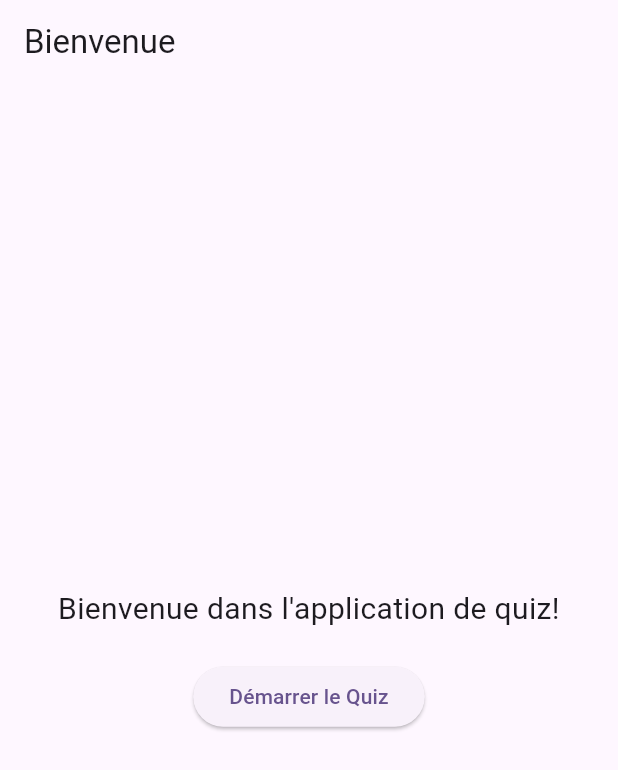
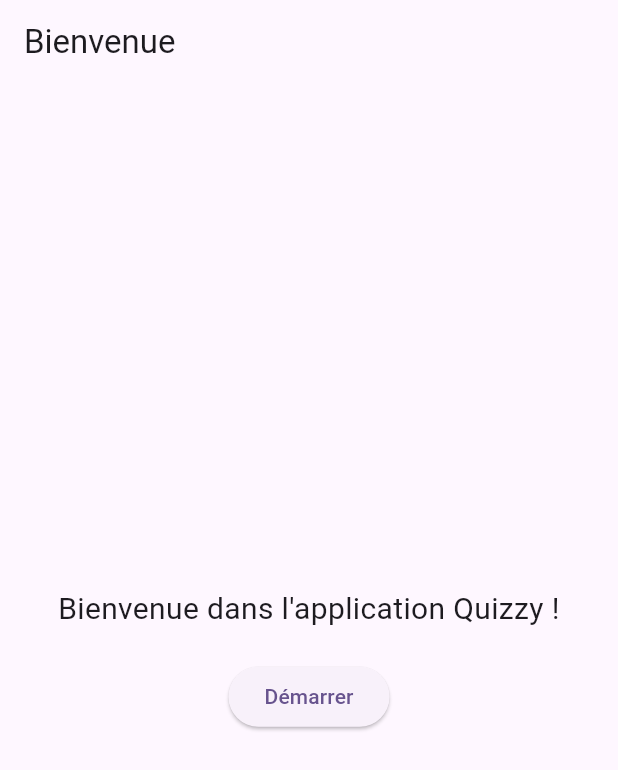
Before and after one commit to fifi-dev/quizzy, a Flutter app: the screen it shows after launch, on a phone screen of 412 x 824 dp. Shown: the top 770 px of the screen. Run offline on Flutter 3.47's test engine with Material 3 defaults, Android fonts, the phone set to English and light mode, and no system bars.

```diff
--- a/lib/main.dart
+++ b/lib/main.dart
@@ -1,5 +1,7 @@
 import 'package:flutter/material.dart';
+import 'package:quizzy/models/answer.dart';
 import 'package:quizzy/screens/welcome_screen.dart';
+import 'package:quizzy/models/question.dart'; // Assurez-vous d'importer correctement le modèle de question
 
 void main() {
   runApp(const MyApp());
@@ -8,16 +10,29 @@ void main() {
 class MyApp extends StatelessWidget {
   const MyApp({super.key});
 
-  // This widget is the root of your application.
   @override
   Widget build(BuildContext context) {
+    // Créez une liste de questions (remplacez ceci par votre propre liste)
+    List<Question> questions = [
+      Question(
+        text: 'Quelle est la capitale de la France?',
+        answers: [
+          Answer(text: 'Berlin', isCorrect: false),
+          Answer(text: 'Londres', isCorrect: false),
+          Answer(text: 'Paris', isCorrect: true),
+          Answer(text: 'Madrid', isCorrect: false),
+        ],
+      ),
+      // Ajoutez d'autres questions ici...
+    ];
+
     return MaterialApp(
       title: 'Flutter Demo',
       theme: ThemeData(
         colorScheme: ColorScheme.fromSeed(seedColor: Colors.deepPurple),
         useMaterial3: true,
       ),
-      home: WelcomeScreen(),
+      home: WelcomeScreen(questions: questions), // Passez la liste de questions à WelcomeScreen
     );
   }
 }
--- a/lib/screens/result_screen.dart
+++ b/lib/screens/result_screen.dart
@@ -1,10 +1,9 @@
 import 'package:flutter/material.dart';
 
 class ResultScreen extends StatelessWidget {
-  final bool isAnswerCorrect;
   final int score;
 
-  ResultScreen({required this.isAnswerCorrect, required this.score});
+  ResultScreen({required this.score});
 
   @override
   Widget build(BuildContext context) {
@@ -24,7 +23,8 @@ class ResultScreen extends StatelessWidget {
             SizedBox(height: 20),
             ElevatedButton(
               onPressed: () {
-                // Naviguer vers l'écran de bienvenue ou réinitialiser le quiz
+                // Redémarrez le quiz ou effectuez toute autre action
+                Navigator.pop(context); // Revenez à l'écran précédent
               },
               child: Text('Recommencer le Quiz'),
             ),
--- a/lib/screens/welcome_screen.dart
+++ b/lib/screens/welcome_screen.dart
@@ -1,22 +1,11 @@
 import 'package:flutter/material.dart';
-import 'package:quizzy/models/answer.dart';
-import 'package:quizzy/models/question.dart';
 import 'package:quizzy/screens/question_screen.dart';
+import 'package:quizzy/models/question.dart'; // Assurez-vous d'importer correctement le modèle de question
 
 class WelcomeScreen extends StatelessWidget {
-  // Supposez que vous ayez une liste de questions dans votre modèle
-  final List<Question> questions = [
-    Question(
-      text: 'Quelle est la capitale de la France ?',
-      answers: [
-        Answer(text: 'Berlin', isCorrect: false),
-        Answer(text: 'Paris', isCorrect: true),
-        Answer(text: 'Londres', isCorrect: false),
-        Answer(text: 'Madrid', isCorrect: false),
-      ],
-    ),
-    // Ajoutez d'autres questions ici
-  ];
+  final List<Question> questions; // Ajoutez une liste de questions
+
+  WelcomeScreen({required this.questions});
 
   @override
   Widget build(BuildContext context) {
@@ -29,7 +18,7 @@ class WelcomeScreen extends StatelessWidget {
           mainAxisAlignment: MainAxisAlignment.center,
           children: [
             Text(
-              'Bienvenue dans l\'application de quiz!',
+              'Bienvenue dans l\'application Quizzy !',
               style: TextStyle(fontSize: 20),
               textAlign: TextAlign.center,
             ),
@@ -40,12 +29,12 @@ class WelcomeScreen extends StatelessWidget {
                   context,
                   MaterialPageRoute(
                     builder: (context) => QuestionScreen(
-                      question: questions[0], // Passer la première question de la liste
+                      questions: questions, // Passez la liste complète de questions
                     ),
                   ),
                 );
               },
-              child: Text('Démarrer le Quiz'),
+              child: Text('Démarrer'),
             ),
           ],
         ),
```
Also changed, not shown: lib/screens/question_screen.dart (+31 -17 lines).
